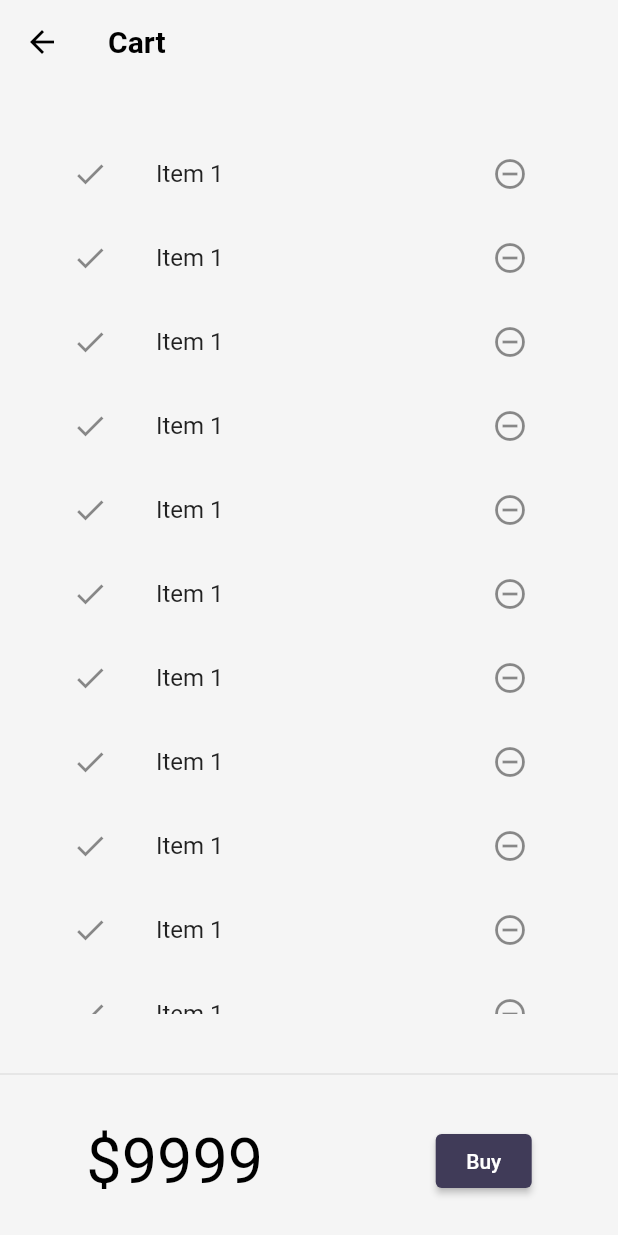
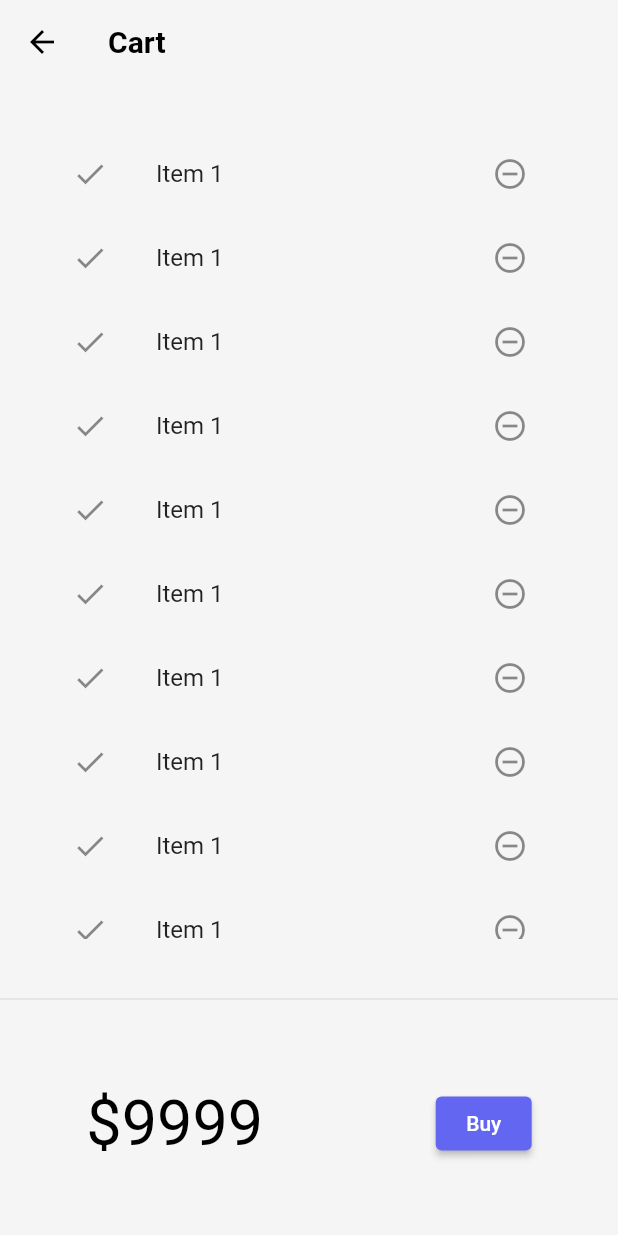
Before and after one commit to awnish462/30DaysOfFlutter, a Flutter app: the screen it shows after launch, after a tap on an icon or button, on a phone screen of 412 x 824 dp. Run offline on Flutter 3.47's test engine with Material 2 defaults, Android fonts, the phone set to English and light mode, and no system bars; our stand-ins replace velocity_x; network calls fail.

Commit message:
Day 19 completed

```diff
--- a/lib/model/catelog.dart
+++ b/lib/model/catelog.dart
@@ -3,16 +3,16 @@ import 'dart:convert';
 
 class CatelogItem {
   static List<Item> item=[
-    Item(name: "", desc: "", price:0, color: "", id: "", image: "")
+    Item(name: "", desc: "", price:0, color: "", id:0, image: "")
   ];
 
   //get item by Id
 
- static Item getById(int id) =>
+  Item getById(int id) =>
       item.firstWhere((element) => element.id == id.toString(), orElse: null);
 
   //Get Item by position
-  static Item getByPosition(int pos) => item[pos];
+   Item getByPosition(int pos) => item[pos];
 
   // = [
   //   Item(
@@ -31,7 +31,7 @@ class Item {
   final String desc;
   final num price;
   final String color;
-  final String id;
+  final int id;
   final String image;
   Item({
     required this.name,
@@ -58,7 +58,7 @@ class Item {
     String? desc,
     num? price,
     String? color,
-    String? id,
+    int? id,
     String? image,
   }) {
     return Item(
@@ -88,7 +88,7 @@ class Item {
       desc: map['desc'] as String,
       price: map['price'] as num,
       color: map['color'] as String,
-      id: map['id'] as String,
+      id: map['id'] as int,
       image: map['image'] as String,
     );
   }
--- a/lib/pages/cart_page.dart
+++ b/lib/pages/cart_page.dart
@@ -30,16 +30,19 @@ class _CartTotal extends StatelessWidget {
   @override
   Widget build(BuildContext context) {
     return SizedBox(
-        height: 100,
+        height: 150,
         child: Row(
           mainAxisAlignment: MainAxisAlignment.spaceAround,
           children: [
             "\$9999".text.xl5.color(context.theme.errorColor).make(),
             ElevatedButton(
-                onPressed: () {},
+                onPressed: () {
+                  ScaffoldMessenger.of(context).showSnackBar(
+                      SnackBar(content: "Buying not supported yet".text.make()));
+                },
                 style: ButtonStyle(
                     backgroundColor:
-                        MaterialStateProperty.all(MyTheme.darkBluishColor)),
+                        MaterialStateProperty.all(MyTheme.lightBluishColor)),
                 child: "Buy".text.make())
           ],
         ));
@@ -54,11 +57,12 @@ class CartList extends StatefulWidget {
 class _CartListState extends State<CartList> {
   @override
   Widget build(BuildContext context) {
-    return ListView.builder(itemBuilder: ((context, index) =>
-    ListTile(
-      leading:Icon(Icons.done),
-      trailing: IconButton(onPressed: (){}, icon: Icon(Icons.remove_circle_outline)),
-      title: "Item 1".text.make(),
-    )));
+    return ListView.builder(
+        itemBuilder: ((context, index) => ListTile(
+              leading: Icon(Icons.done),
+              trailing: IconButton(
+                  onPressed: () {}, icon: Icon(Icons.remove_circle_outline)),
+              title: "Item 1".text.make(),
+            )));
   }
 }
--- a/lib/pages/widgets/home_widgets/catelog_list.dart
+++ b/lib/pages/widgets/home_widgets/catelog_list.dart
@@ -14,7 +14,7 @@ class CatelogList extends StatelessWidget {
       shrinkWrap: true,
       itemCount: CatelogItem.item.length,
       itemBuilder: (context, index) {
-        final catelog = CatelogItem.getByPosition(index);
+        final catelog = CatelogItem.item[index];
         //catelogitems is widget which we will make
         return InkWell(
           onTap: () => Navigator.push(context, MaterialPageRoute(builder: (context)=>HomeDetailPage(catelog: catelog))),
```
Also changed, not shown: lib/model/cart_model.dart (added, +34 -0 lines).
